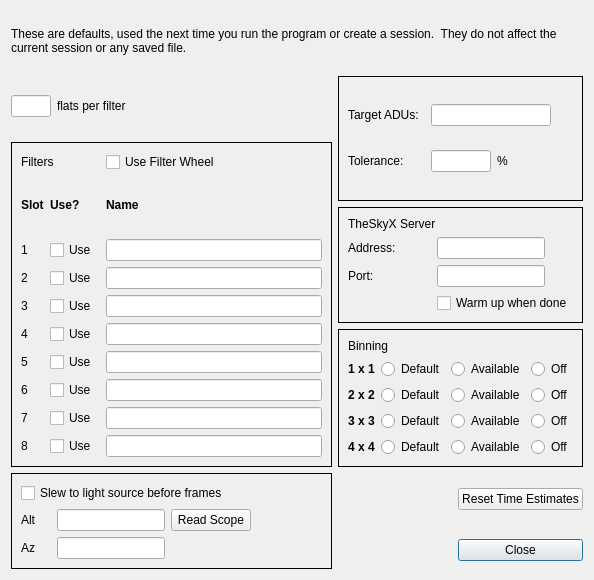
Above: PrefsWindow.ui from RMcDOttawa/FlatCaptureNow1 before the change. Below: the same form after it.
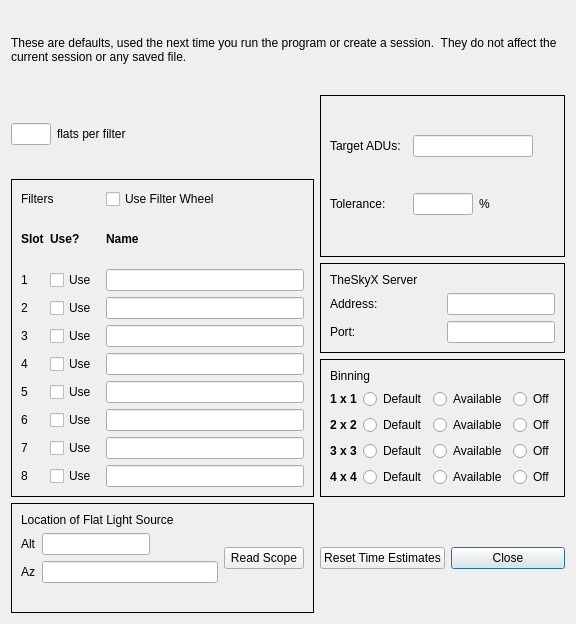
That is the form after the change.

Commit message: Reorganized and consolidated mount control options: home, slew, track-off, and park mount. Simplified Preferences dialog.

Diff of the .ui file:
```diff
--- a/PrefsWindow.ui
+++ b/PrefsWindow.ui
@@ -6,8 +6,8 @@
    <rect>
     <x>0</x>
     <y>0</y>
-    <width>594</width>
-    <height>580</height>
+    <width>576</width>
+    <height>624</height>
    </rect>
   </property>
   <property name="sizePolicy">
@@ -18,8 +18,8 @@
   </property>
   <property name="minimumSize">
    <size>
-    <width>502</width>
-    <height>460</height>
+    <width>576</width>
+    <height>600</height>
    </size>
   </property>
   <property name="maximumSize">
@@ -34,7 +34,7 @@
   <property name="modal">
    <bool>true</bool>
   </property>
-  <layout class="QGridLayout" name="gridLayout">
+  <layout class="QGridLayout" name="gridLayout_2">
    <item row="0" column="0" colspan="3">
     <widget class="QLabel" name="label_25">
      <property name="text">
@@ -46,7 +46,7 @@
     </widget>
    </item>
    <item row="1" column="0">
-    <layout class="QHBoxLayout" name="horizontalLayout">
+    <layout class="QHBoxLayout" name="flatsPerFilter">
      <item>
       <widget class="QLineEdit" name="numFlats">
        <property name="sizePolicy">
@@ -76,7 +76,7 @@
     </layout>
    </item>
    <item row="1" column="1" rowspan="2" colspan="2">
-    <widget class="QFrame" name="frame">
+    <widget class="QFrame" name="aduFrame">
      <property name="frameShape">
       <enum>QFrame::Box</enum>
      </property>
@@ -138,7 +138,7 @@
     </widget>
    </item>
    <item row="2" column="0" rowspan="3">
-    <widget class="QFrame" name="frame">
+    <widget class="QFrame" name="FiltersFrame">
      <property name="frameShape">
       <enum>QFrame::Box</enum>
      </property>
@@ -374,28 +374,11 @@
     </widget>
    </item>
    <item row="3" column="1" colspan="2">
-    <widget class="QFrame" name="frame">
+    <widget class="QFrame" name="serverFrame">
      <property name="frameShape">
       <enum>QFrame::Box</enum>
      </property>
      <layout class="QGridLayout" name="ServerGrid">
-      <item row="3" column="1">
-       <widget class="QCheckBox" name="warmWhenDone">
-        <property name="text">
-         <string>Warm up when done</string>
-        </property>
-       </widget>
-      </item>
-      <item row="2" column="1">
-       <widget class="QLineEdit" name="portNumber">
-        <property name="sizePolicy">
-         <sizepolicy hsizetype="Fixed" vsizetype="Fixed">
-          <horstretch>0</horstretch>
-          <verstretch>0</verstretch>
-         </sizepolicy>
-        </property>
-       </widget>
-      </item>
       <item row="2" column="0">
        <widget class="QLabel" name="label_22">
         <property name="text">
@@ -403,10 +386,23 @@
         </property>
        </widget>
       </item>
-      <item row="1" column="0">
-       <widget class="QLabel" name="label_21">
-        <property name="text">
-         <string>Address:</string>
+      <item row="2" column="1">
+       <widget class="QLineEdit" name="portNumber">
+        <property name="sizePolicy">
+         <sizepolicy hsizetype="Fixed" vsizetype="Fixed">
+          <horstretch>0</horstretch>
+          <verstretch>0</verstretch>
+         </sizepolicy>
+        </property>
+       </widget>
+      </item>
+      <item row="1" column="1">
+       <widget class="QLineEdit" name="serverAddress">
+        <property name="sizePolicy">
+         <sizepolicy hsizetype="Fixed" vsizetype="Fixed">
+          <horstretch>0</horstretch>
+          <verstretch>0</verstretch>
+         </sizepolicy>
         </property>
        </widget>
       </item>
@@ -417,13 +413,10 @@
         </property>
        </widget>
       </item>
-      <item row="1" column="1">
-       <widget class="QLineEdit" name="serverAddress">
-        <property name="sizePolicy">
-         <sizepolicy hsizetype="Fixed" vsizetype="Fixed">
-          <horstretch>0</horstretch>
-          <verstretch>0</verstretch>
-         </sizepolicy>
+      <item row="1" column="0">
+       <widget class="QLabel" name="label_21">
+        <property name="text">
+         <string>Address:</string>
         </property>
        </widget>
       </item>
@@ -431,7 +424,7 @@
     </widget>
    </item>
    <item row="4" column="1" colspan="2">
-    <widget class="QFrame" name="frame">
+    <widget class="QFrame" name="binningFrame">
      <property name="frameShape">
       <enum>QFrame::Box</enum>
      </property>
@@ -630,36 +623,40 @@
      </layout>
     </widget>
    </item>
-   <item row="5" column="2">
-    <widget class="QPushButton" name="resetEstimatesButton">
-     <property name="text">
-      <string>Reset Time Estimates</string>
-     </property>
-     <property name="autoDefault">
-      <bool>false</bool>
-     </property>
-    </widget>
-   </item>
-   <item row="6" column="2">
-    <widget class="QPushButton" name="closeButton">
-     <property name="text">
-      <string>Close</string>
-     </property>
-     <property name="autoDefault">
-      <bool>false</bool>
-     </property>
-     <property name="default">
-      <bool>true</bool>
-     </property>
-    </widget>
-   </item>
-   <item row="5" column="0" rowspan="2">
-    <widget class="QFrame" name="frame">
+   <item row="5" column="0">
+    <widget class="QFrame" name="lightSourceFrame">
      <property name="frameShape">
       <enum>QFrame::Box</enum>
      </property>
-     <layout class="QGridLayout" name="SlewGrid">
-      <item row="1" column="2">
+     <layout class="QGridLayout" name="gridLayout">
+      <item row="0" column="0" colspan="3">
+       <widget class="QLabel" name="Subtitle_4">
+        <property name="text">
+         <string>Location of Flat Light Source</string>
+        </property>
+       </widget>
+      </item>
+      <item row="1" column="0">
+       <widget class="QLabel" name="label_12">
+        <property name="text">
+         <string>Alt</string>
+        </property>
+       </widget>
+      </item>
+      <item row="1" column="1">
+       <widget class="QLineEdit" name="sourceAlt">
+        <property name="sizePolicy">
+         <sizepolicy hsizetype="Fixed" vsizetype="Fixed">
+          <horstretch>0</horstretch>
+          <verstretch>0</verstretch>
+         </sizepolicy>
+        </property>
+        <property name="alignment">
+         <set>Qt::AlignLeading|Qt::AlignLeft|Qt::AlignVCenter</set>
+        </property>
+       </widget>
+      </item>
+      <item row="1" column="2" rowspan="2">
        <widget class="QPushButton" name="readScopeButton">
         <property name="text">
          <string>Read Scope</string>
@@ -669,16 +666,6 @@
         </property>
        </widget>
       </item>
-      <item row="1" column="0">
-       <widget class="QLabel" name="label_12">
-        <property name="text">
-         <string>Alt</string>
-        </property>
-       </widget>
-      </item>
-      <item row="2" column="1" alignment="Qt::AlignLeft">
-       <widget class="QLineEdit" name="sourceAz"/>
-      </item>
       <item row="2" column="0">
        <widget class="QLabel" name="label_13">
         <property name="text">
@@ -686,21 +673,17 @@
         </property>
        </widget>
       </item>
-      <item row="1" column="1" alignment="Qt::AlignLeft">
-       <widget class="QLineEdit" name="sourceAlt">
-        <property name="alignment">
-         <set>Qt::AlignLeading|Qt::AlignLeft|Qt::AlignVCenter</set>
+      <item row="2" column="1">
+       <widget class="QLineEdit" name="sourceAz">
+        <property name="sizePolicy">
+         <sizepolicy hsizetype="MinimumExpanding" vsizetype="Fixed">
+          <horstretch>0</horstretch>
+          <verstretch>0</verstretch>
+         </sizepolicy>
         </property>
        </widget>
       </item>
-      <item row="0" column="0" colspan="5">
-       <widget class="QCheckBox" name="slewToSource">
-        <property name="text">
-         <string>Slew to light source before frames</string>
-        </property>
-       </widget>
-      </item>
-      <item row="2" column="2">
+      <item row="3" column="0" colspan="3">
        <widget class="QLabel" name="slewMessage">
         <property name="text">
          <string/>
@@ -710,6 +693,29 @@
      </layout>
     </widget>
    </item>
+   <item row="5" column="1">
+    <widget class="QPushButton" name="resetEstimatesButton">
+     <property name="text">
+      <string>Reset Time Estimates</string>
+     </property>
+     <property name="autoDefault">
+      <bool>false</bool>
+     </property>
+    </widget>
+   </item>
+   <item row="5" column="2">
+    <widget class="QPushButton" name="closeButton">
+     <property name="text">
+      <string>Close</string>
+     </property>
+     <property name="autoDefault">
+      <bool>false</bool>
+     </property>
+     <property name="default">
+      <bool>true</bool>
+     </property>
+    </widget>
+   </item>
   </layout>
  </widget>
  <tabstops>
```
Left out of the diff: 10 changed lines with no effect on the pictures. The commit also changes 10 other files.
